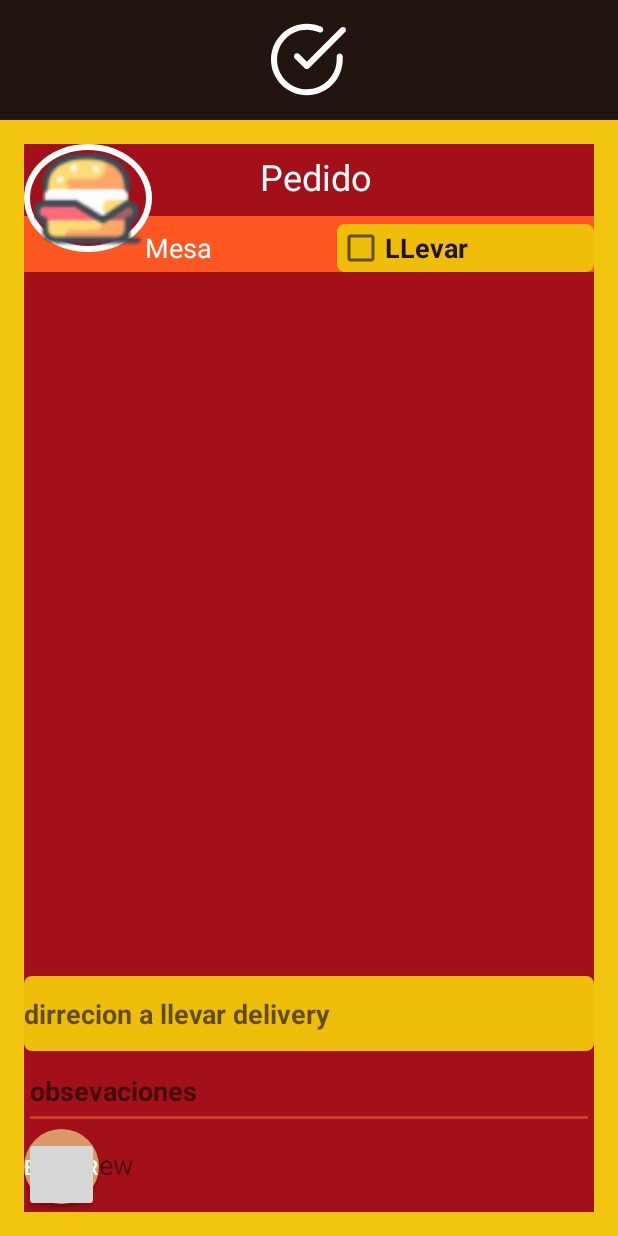
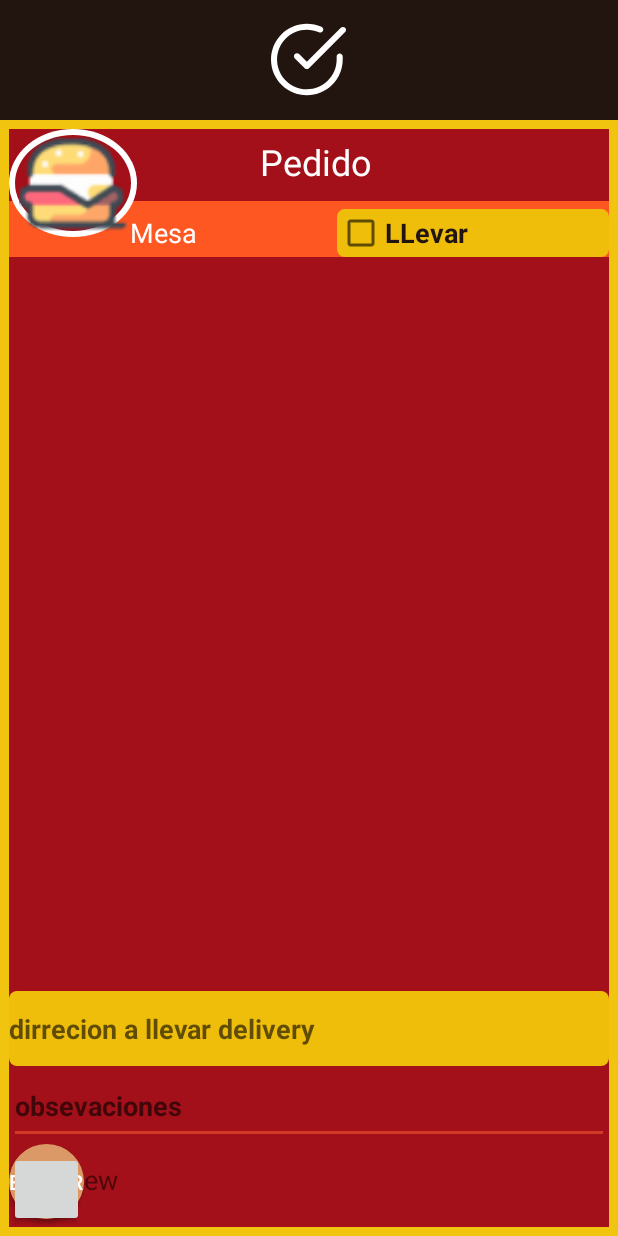
Before and after one commit to vmanriquec/comandaplus2112, an Android app: the layout my_dialog.xml on its own in the app's theme, with its tools: preview values and no code run, on a phone screen of 412 x 824 dp. Run offline under Robolectric (Android 15) with nearby library versions, the phone set to English and light mode, and no system bars.

Commit message:
dialog custom

```diff
--- a/app/src/main/res/layout/my_dialog.xml
+++ b/app/src/main/res/layout/my_dialog.xml
@@ -22,7 +22,7 @@
         android:layout_height="wrap_content"
         android:background="@color/fbutton_color_sun_flower"
         android:orientation="vertical"
-        android:padding="16dp">
+        android:padding="6dp">
 
 
         <LinearLayout
```
